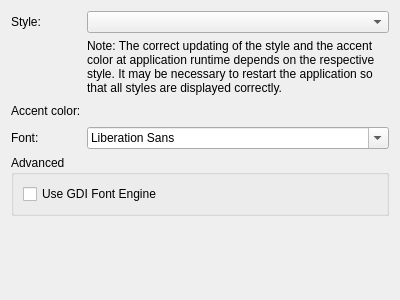
First picture: the form in Widgets/DlgPreferencesPages/WdgPreferencesPageAppearance.ui, repository ma7t3/ScheduleMaster, before the edit.
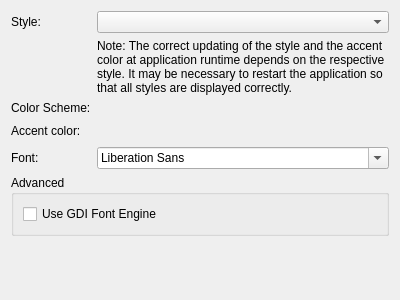
Second picture: the form after the edit. Custom widgets are drawn as their Qt base class.

Commit message: WdgPreferencesPageAppearance: color scheme option

What changed in the file:
```diff
--- a/Widgets/DlgPreferencesPages/WdgPreferencesPageAppearance.ui
+++ b/Widgets/DlgPreferencesPages/WdgPreferencesPageAppearance.ui
@@ -26,14 +26,14 @@
      <item row="0" column="1">
       <widget class="QComboBox" name="cbAppearance"/>
      </item>
-     <item row="2" column="0">
+     <item row="3" column="0">
       <widget class="QLabel" name="label">
        <property name="text">
         <string>Accent color:</string>
        </property>
       </widget>
      </item>
-     <item row="2" column="1">
+     <item row="3" column="1">
       <layout class="QHBoxLayout" name="horizontalLayout">
        <item>
         <widget class="WdgAccentColorSelector" name="wdgAccentColor" native="true"/>
@@ -53,14 +53,14 @@
        </item>
       </layout>
      </item>
-     <item row="3" column="0">
+     <item row="4" column="0">
       <widget class="QLabel" name="lFont">
        <property name="text">
         <string>Font:</string>
        </property>
       </widget>
      </item>
-     <item row="3" column="1">
+     <item row="4" column="1">
       <widget class="QFontComboBox" name="fcbFont"/>
      </item>
      <item row="1" column="1">
@@ -76,6 +76,16 @@
        </property>
       </widget>
      </item>
+     <item row="2" column="0">
+      <widget class="QLabel" name="label_2">
+       <property name="text">
+        <string>Color Scheme:</string>
+       </property>
+      </widget>
+     </item>
+     <item row="2" column="1">
+      <widget class="WdgColorSchemeSelector" name="cssColorScheme" native="true"/>
+     </item>
     </layout>
    </item>
    <item>
@@ -116,6 +126,12 @@
    <header>Widgets/WdgAccentColorSelector.h</header>
    <container>1</container>
   </customwidget>
+  <customwidget>
+   <class>WdgColorSchemeSelector</class>
+   <extends>QWidget</extends>
+   <header>Widgets/WdgColorSchemeSelector.h</header>
+   <container>1</container>
+  </customwidget>
  </customwidgets>
  <resources/>
  <connections/>
```
Left out of the diff: 4 changed lines with no effect on the pictures. The commit also changes 2 other files.
